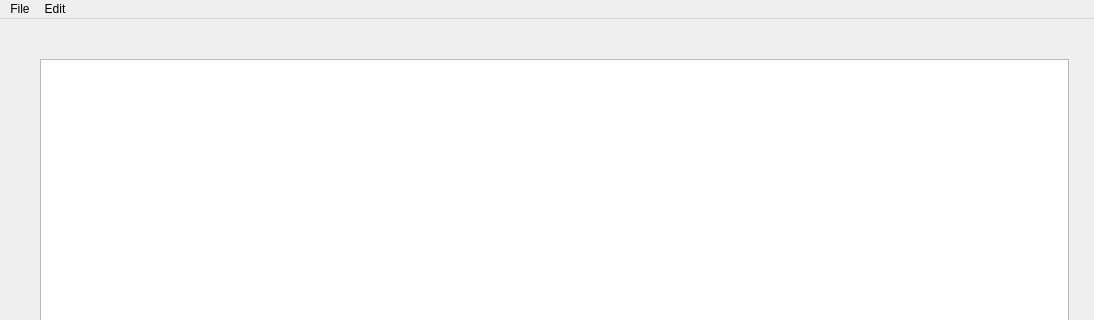
Before: the Qt Designer form Client/clientwindow.ui in mar1asm/Collaborative-Notepad-v2, drawn with Qt 5; both pictures show x 0 to 1094 and y 0 to 320 of the 1094 by 627 pixel window.
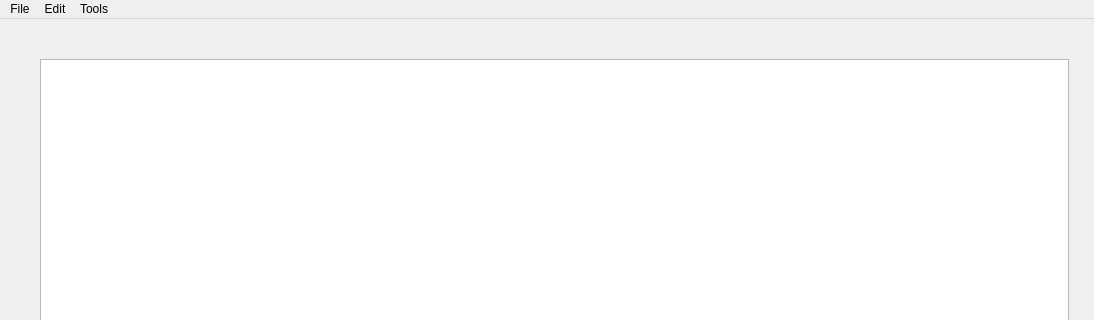
After: the same form once the commit is applied.

```diff
--- a/Client/clientwindow.ui
+++ b/Client/clientwindow.ui
@@ -68,8 +68,15 @@
     <addaction name="actionCut"/>
     <addaction name="actionPaste"/>
    </widget>
+   <widget class="QMenu" name="menuAccount">
+    <property name="title">
+     <string>Tools</string>
+    </property>
+    <addaction name="actionOptions"/>
+   </widget>
    <addaction name="menuFile"/>
    <addaction name="menuEdit"/>
+   <addaction name="menuAccount"/>
   </widget>
   <action name="actionNew">
    <property name="text">
```
Left out of the diff: 5 changed lines with no effect on the pictures.
